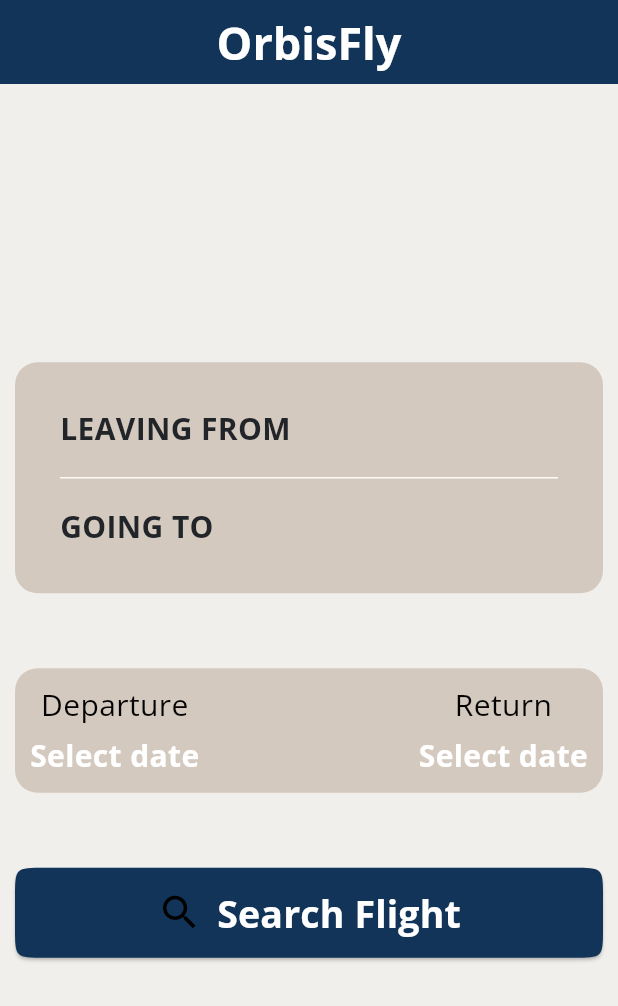
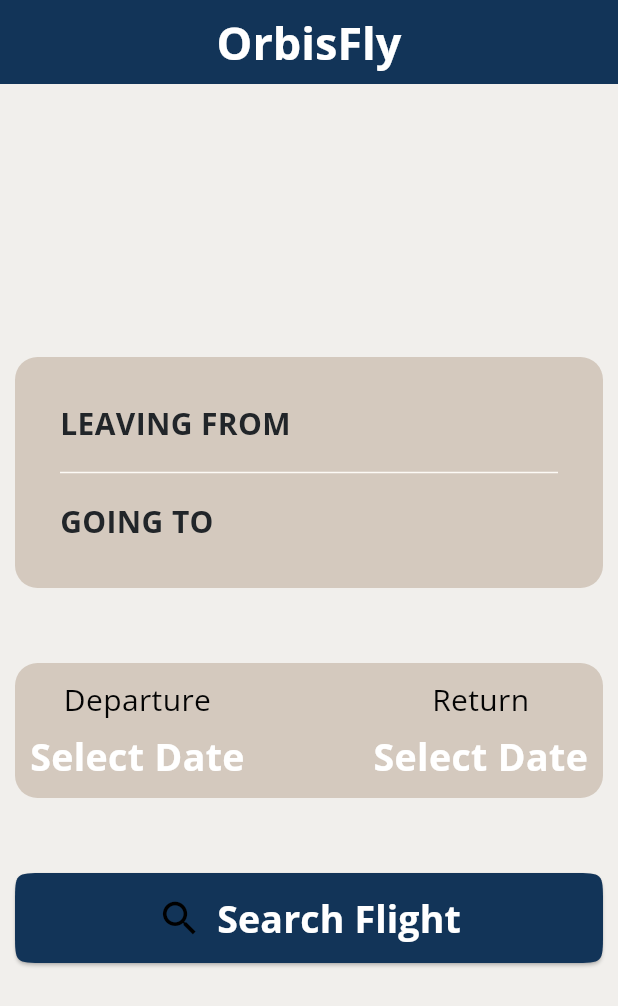
Before and after one commit to Selim513/flight_appointment, a Flutter app: the screen it shows after launch, on a phone screen of 412 x 824 dp. Shown: the top 1006 px of the screen. Run offline on Flutter 3.47's test engine with Material 3 defaults, Android fonts, the phone set to English and light mode, and no system bars; our stand-ins replace google_fonts, lottie.

Commit message:
refactor: remove CustomSecondaryContainer and implement FlightDatePickerSection with CustomDatePickerBody

```diff
--- a/lib/core/widgets/custom_secondary_container.dart
+++ /dev/null
@@ -1,23 +0,0 @@
-import 'package:flight_appointment/core/utils/app_colors.dart';
-import 'package:flutter/material.dart';
-
-class CustomSecondaryContainer extends StatelessWidget {
-  const CustomSecondaryContainer({
-    super.key,
-    required this.widget,
-    required this.padding,
-  });
-  final Widget widget;
-  final double padding;
-  @override
-  Widget build(BuildContext context) {
-    return Container(
-      padding: EdgeInsets.all(padding),
-      decoration: BoxDecoration(
-        color: AppColors.containerColor,
-        borderRadius: BorderRadius.circular(15),
-      ),
-      child: widget,
-    );
-  }
-}
--- /dev/null
+++ b/lib/features/home/views/widgets/custom_date_picker.dart
@@ -0,0 +1,101 @@
+import 'package:flight_appointment/core/utils/app_colors.dart';
+import 'package:flight_appointment/core/utils/fonts_styles.dart';
+import 'package:flutter/material.dart';
+import 'package:intl/intl.dart';
+
+class CustomDatePickerBody extends StatefulWidget {
+  const CustomDatePickerBody({super.key});
+
+  @override
+  State<CustomDatePickerBody> createState() => _CustomDatePickerBodyState();
+}
+
+class _CustomDatePickerBodyState extends State<CustomDatePickerBody> {
+  DateTime? departureDate;
+  DateTime? returnDate;
+  Future<void> _selectDate(BuildContext context, bool isDeparture) async {
+    final DateTime initialDate =
+        isDeparture
+            ? (departureDate ?? DateTime.now())
+            : (returnDate ?? departureDate!.add(Duration(days: 1)));
+
+    final DateTime firstDate =
+        isDeparture ? DateTime.now() : departureDate!.add(Duration(days: 1));
+
+    final DateTime? picked = await showDatePicker(
+      context: context,
+      initialDate: initialDate,
+      firstDate: firstDate,
+      lastDate: DateTime(2100),
+    );
+
+    if (picked != null) {
+      setState(() {
+        if (isDeparture) {
+          departureDate = picked;
+          if (returnDate != null && returnDate!.isBefore(departureDate!)) {
+            returnDate = null;
+          }
+        } else {
+          returnDate = picked;
+        }
+      });
+    }
+  }
+
+  String getFormattedDate(DateTime? date) {
+    if (date == null) return "Select Date";
+    return DateFormat('EEE,d MMM').format(date);
+  }
+
+  @override
+  Widget build(BuildContext context) {
+    return Row(
+      children: [
+        Column(
+          spacing: 5,
+          children: [
+            Text(
+              'Departure',
+              style: FontsStyles.fontStyles20.copyWith(
+                color: AppColors.textColor,
+              ),
+            ),
+            GestureDetector(
+              onTap: () => _selectDate(context, true),
+              child: Text(
+                getFormattedDate(departureDate),
+                style: FontsStyles.fontStyles25.copyWith(
+                  color: Colors.white,
+                  fontWeight: FontWeight.bold,
+                ),
+              ),
+            ),
+          ],
+        ),
+        Spacer(),
+        Column(
+          spacing: 5,
+          children: [
+            Text(
+              'Return',
+              style: FontsStyles.fontStyles20.copyWith(
+                color: AppColors.textColor,
+              ),
+            ),
+            GestureDetector(
+              onTap: () => _selectDate(context, false),
+              child: Text(
+                getFormattedDate(returnDate),
+                style: FontsStyles.fontStyles25.copyWith(
+                  color: Colors.white,
+                  fontWeight: FontWeight.bold,
+                ),
+              ),
+            ),
+          ],
+        ),
+      ],
+    );
+  }
+}
--- /dev/null
+++ b/lib/features/home/views/widgets/flight_date_picker.dart
@@ -0,0 +1,12 @@
+import 'package:flight_appointment/core/widgets/custom_primary_container.dart';
+import 'package:flight_appointment/features/home/views/widgets/custom_date_picker.dart';
+import 'package:flutter/material.dart';
+
+class FlightDatePickerSection extends StatelessWidget {
+  const FlightDatePickerSection({super.key});
+
+  @override
+  Widget build(BuildContext context) {
+    return CustomPrimaryContainer(padding: 10, widget: CustomDatePickerBody());
+  }
+}
--- a/lib/features/home/views/widgets/home_view_body.dart
+++ b/lib/features/home/views/widgets/home_view_body.dart
@@ -1,7 +1,5 @@
-import 'package:flight_appointment/core/utils/app_colors.dart';
-import 'package:flight_appointment/core/utils/fonts_styles.dart';
-import 'package:flight_appointment/core/widgets/custom_secondary_container.dart';
 import 'package:flight_appointment/features/home/views/widgets/custom_search_flight_button.dart';
+import 'package:flight_appointment/features/home/views/widgets/flight_date_picker.dart';
 import 'package:flight_appointment/features/home/views/widgets/location_selection_section.dart';
 import 'package:flutter/material.dart';
 
@@ -17,50 +15,7 @@
         mainAxisAlignment: MainAxisAlignment.center,
         children: [
           LocationSelectionSection(),
-          CustomSecondaryContainer(
-            padding: 10,
-            widget: Row(
-              children: [
-                Column(
-                  spacing: 5,
-                  children: [
-                    Text(
-                      'Departure',
-                      style: FontsStyles.fontStyles20.copyWith(
-                        color:  AppColors.textColor,
-                      ),
-                    ),
-                    Text(
-                      'Select date',
-                      style: FontsStyles.fontStyles20.copyWith(
-                        color: Colors.white,
-                        fontWeight: FontWeight.bold,
-                      ),
-                    ),
-                  ],
-                ),
-                Spacer(),
-                Column(
-                  spacing: 5,
-                  children: [
-                    Text(
-                      'Return',
-                      style: FontsStyles.fontStyles20.copyWith(
-                        color: AppColors.textColor,
-                      ),
-                    ),
-                    Text(
-                      'Select date',
-                      style: FontsStyles.fontStyles20.copyWith(
-                        color: Colors.white,
-                        fontWeight: FontWeight.bold,
-                      ),
-                    ),
-                  ],
-                ),
-              ],
-            ),
-          ),
+          FlightDatePickerSection(),
           CustomSearchFlightButtom(),
         ],
       ),
--- a/pubspec.yaml
+++ b/pubspec.yaml
@@ -10,6 +10,7 @@
   flutter:
     sdk: flutter
   google_fonts: ^6.2.1
+  intl: ^0.20.2
   lottie: ^3.3.1
 
 dev_dependencies:
```
Also changed, not shown: pubspec.lock.
